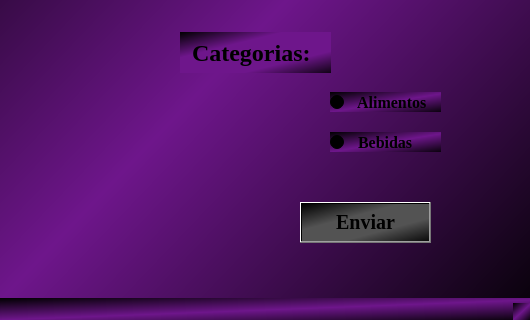
Old version of the form formulario.ui in the repository RafaelPavan/Cadastro_Produtos; both pictures show x 0 to 530 and y 308 to 628 of the 530 by 628 pixel window.
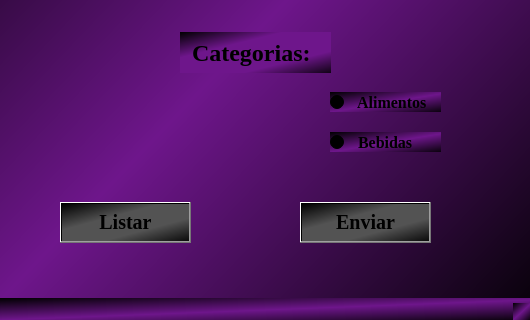
New version of the form.

Commit message: Tela lista dados

Diff of the .ui file:
```diff
--- a/formulario.ui
+++ b/formulario.ui
@@ -272,6 +272,31 @@
      <string>Enviar</string>
     </property>
    </widget>
+   <widget class="QPushButton" name="pushButton_2">
+    <property name="geometry">
+     <rect>
+      <x>60</x>
+      <y>510</y>
+      <width>131</width>
+      <height>41</height>
+     </rect>
+    </property>
+    <property name="font">
+     <font>
+      <family>Times New Roman</family>
+      <pointsize>15</pointsize>
+      <weight>75</weight>
+      <bold>true</bold>
+     </font>
+    </property>
+    <property name="styleSheet">
+     <string notr="true">background-color: qlineargradient(spread:reflect, x1:0, y1:0, x2:0.5, y2:0.545455, stop:0 rgba(0, 0, 0, 255), stop:0.539773 rgba(83, 83, 83, 255));
+background-color: qlineargradient(spread:reflect, x1:0, y1:0, x2:0.5, y2:0.545455, stop:0 rgba(0, 0, 0, 255), stop:0.704545 rgba(83, 83, 83, 255));</string>
+    </property>
+    <property name="text">
+     <string>Listar</string>
+    </property>
+   </widget>
   </widget>
   <widget class="QMenuBar" name="menubar">
    <property name="geometry">
```
The commit also changes 2 other files.
